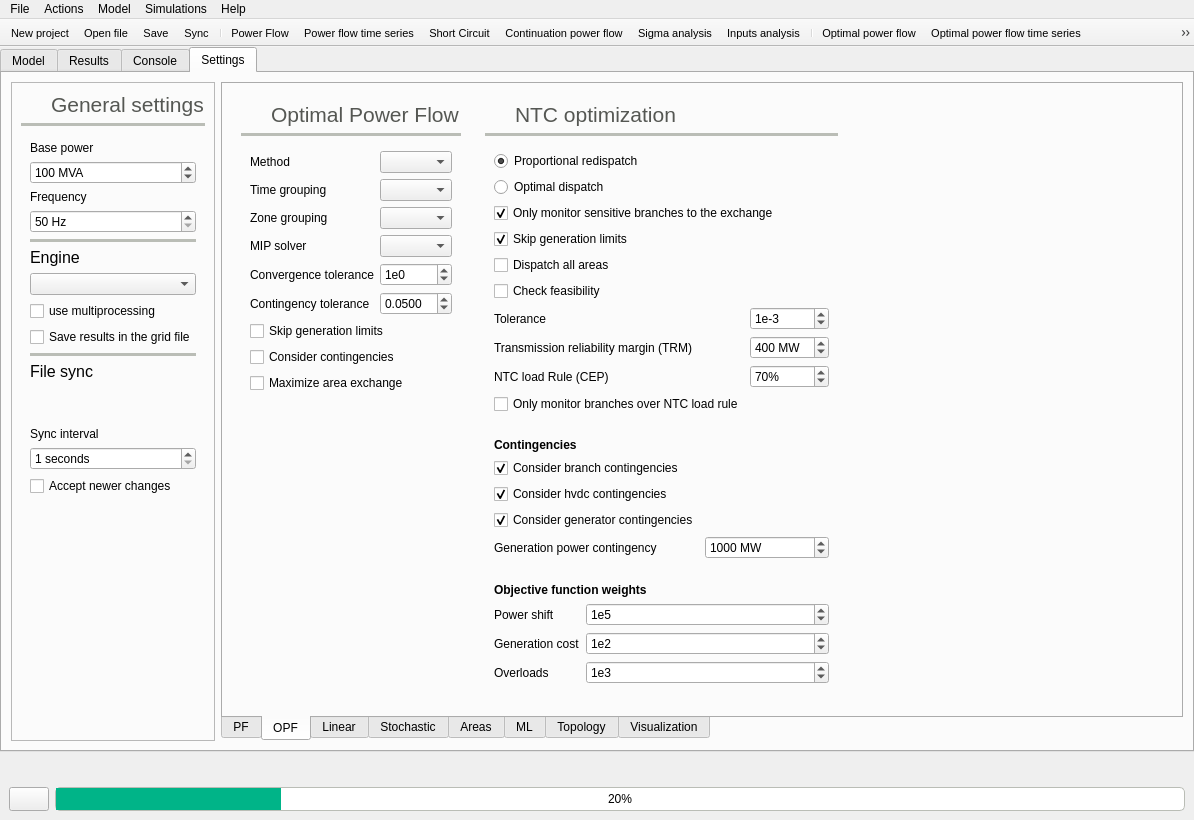
This is src/GridCal/Gui/Main/MainWindow.ui in SanPen/GridCal as Qt 5 draws it before an edit. The edited form follows.
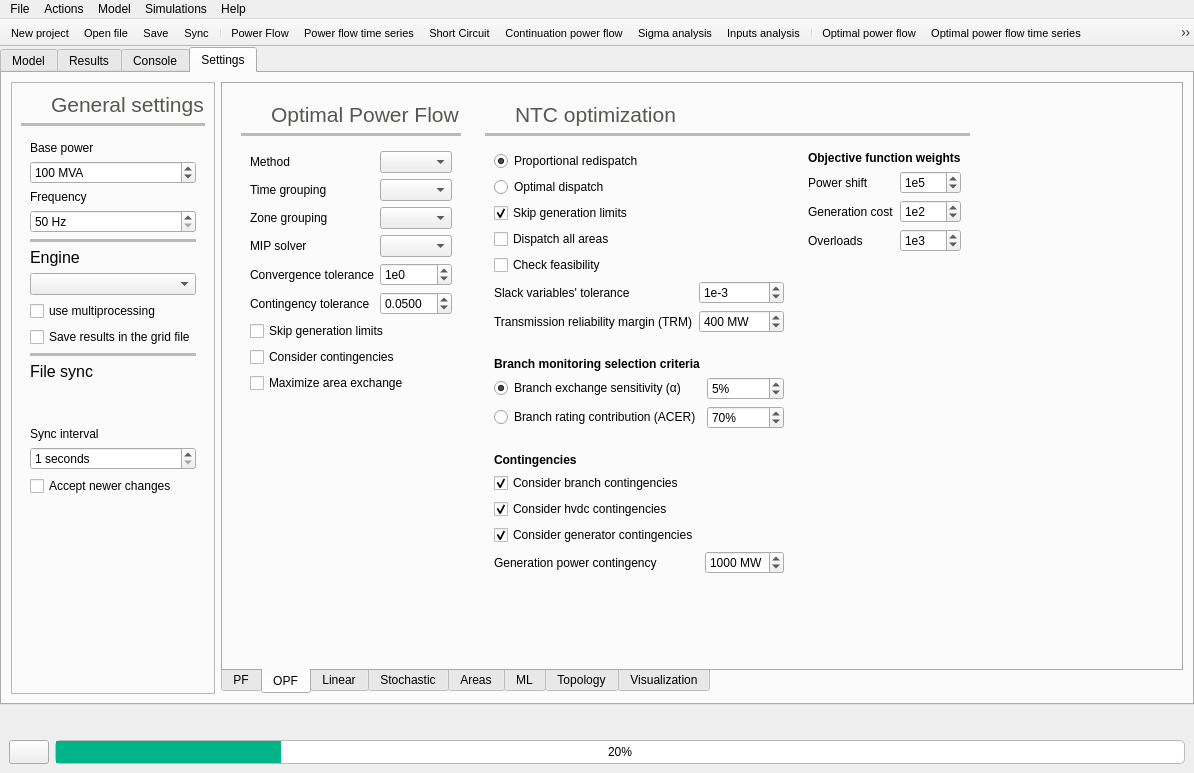
This is the edited form. The open tabs and pages were chosen to show the change. Icons and pictures are not drawn.

Commit message: Improved NTC settings layout

Patch:
```diff
--- a/src/GridCal/Gui/Main/MainWindow.ui
+++ b/src/GridCal/Gui/Main/MainWindow.ui
@@ -2944,7 +2944,7 @@
               </property>
              </spacer>
             </item>
-            <item row="0" column="2">
+            <item row="0" column="4">
              <spacer name="horizontalSpacer_10">
               <property name="orientation">
                <enum>Qt::Horizontal</enum>
@@ -3264,6 +3264,225 @@
                <enum>QFrame::Raised</enum>
               </property>
               <layout class="QGridLayout" name="gridLayout_15">
+               <item row="8" column="1">
+                <spacer name="verticalSpacer_17">
+                 <property name="orientation">
+                  <enum>Qt::Vertical</enum>
+                 </property>
+                 <property name="sizeHint" stdset="0">
+                  <size>
+                   <width>20</width>
+                   <height>365</height>
+                  </size>
+                 </property>
+                </spacer>
+               </item>
+               <item row="2" column="0" rowspan="2" colspan="3">
+                <widget class="QFrame" name="frame_67">
+                 <property name="frameShape">
+                  <enum>QFrame::NoFrame</enum>
+                 </property>
+                 <property name="frameShadow">
+                  <enum>QFrame::Raised</enum>
+                 </property>
+                 <layout class="QGridLayout" name="gridLayout_24">
+                  <item row="5" column="1">
+                   <widget class="QSpinBox" name="ntcOpfTolSpinBox">
+                    <property name="toolTip">
+                     <string>This value determines if the convergence is reached</string>
+                    </property>
+                    <property name="suffix">
+                     <string/>
+                    </property>
+                    <property name="prefix">
+                     <string>1e</string>
+                    </property>
+                    <property name="minimum">
+                     <number>-99</number>
+                    </property>
+                    <property name="value">
+                     <number>-3</number>
+                    </property>
+                   </widget>
+                  </item>
+                  <item row="6" column="1">
+                   <widget class="QSpinBox" name="trmSpinBox">
+                    <property name="suffix">
+                     <string> MW</string>
+                    </property>
+                    <property name="maximum">
+                     <number>1500</number>
+                    </property>
+                    <property name="singleStep">
+                     <number>10</number>
+                    </property>
+                    <property name="value">
+                     <number>400</number>
+                    </property>
+                    <property name="displayIntegerBase">
+                     <number>10</number>
+                    </property>
+                   </widget>
+                  </item>
+                  <item row="6" column="0">
+                   <widget class="QLabel" name="label_23">
+                    <property name="toolTip">
+                     <string>Transmission reliability margin (TRM)</string>
+                    </property>
+                    <property name="text">
+                     <string>Transmission reliability margin (TRM)</string>
+                    </property>
+                   </widget>
+                  </item>
+                  <item row="4" column="0">
+                   <widget class="QCheckBox" name="ntcFeasibilityCheckCheckBox">
+                    <property name="text">
+                     <string>Check feasibility</string>
+                    </property>
+                    <property name="checked">
+                     <bool>false</bool>
+                    </property>
+                   </widget>
+                  </item>
+                  <item row="2" column="0" colspan="2">
+                   <widget class="QCheckBox" name="skipNtcGenerationLimitsCheckBox">
+                    <property name="toolTip">
+                     <string>If activated, the generation limits are not considered</string>
+                    </property>
+                    <property name="text">
+                     <string>Skip generation limits</string>
+                    </property>
+                    <property name="checked">
+                     <bool>true</bool>
+                    </property>
+                   </widget>
+                  </item>
+                  <item row="3" column="0">
+                   <widget class="QCheckBox" name="ntcDispatchAllAreasCheckBox">
+                    <property name="text">
+                     <string>Dispatch all areas</string>
+                    </property>
+                   </widget>
+                  </item>
+                  <item row="5" column="0">
+                   <widget class="QLabel" name="label_101">
+                    <property name="toolTip">
+                     <string>&lt;html&gt;&lt;head/&gt;&lt;body&gt;&lt;p&gt;This tolerance determines the maximum value of a slack variable that produces an error&lt;/p&gt;&lt;/body&gt;&lt;/html&gt;</string>
+                    </property>
+                    <property name="text">
+                     <string>Slack variables' tolerance</string>
+                    </property>
+                   </widget>
+                  </item>
+                  <item row="0" column="0" colspan="2">
+                   <widget class="QRadioButton" name="proportionalRedispatchRadioButton">
+                    <property name="toolTip">
+                     <string>The generation is modified as a linear combination of it's current dispatch</string>
+                    </property>
+                    <property name="text">
+                     <string>Proportional redispatch</string>
+                    </property>
+                    <property name="checked">
+                     <bool>true</bool>
+                    </property>
+                   </widget>
+                  </item>
+                  <item row="1" column="0" colspan="2">
+                   <widget class="QRadioButton" name="optimalRedispatchRadioButton">
+                    <property name="toolTip">
+                     <string>The generation is modified so that the transference is maximal.</string>
+                    </property>
+                    <property name="text">
+                     <string>Optimal dispatch</string>
+                    </property>
+                    <property name="checked">
+                     <bool>false</bool>
+                    </property>
+                   </widget>
+                  </item>
+                 </layout>
+                </widget>
+               </item>
+               <item row="4" column="0" colspan="3">
+                <widget class="QFrame" name="frame_51">
+                 <property name="frameShape">
+                  <enum>QFrame::NoFrame</enum>
+                 </property>
+                 <property name="frameShadow">
+                  <enum>QFrame::Raised</enum>
+                 </property>
+                 <layout class="QGridLayout" name="gridLayout_25">
+                  <item row="0" column="0">
+                   <widget class="QLabel" name="label_64">
+                    <property name="font">
+                     <font>
+                      <weight>75</weight>
+                      <bold>true</bold>
+                     </font>
+                    </property>
+                    <property name="toolTip">
+                     <string>Determine the branches that enter the optimization</string>
+                    </property>
+                    <property name="text">
+                     <string>Branch monitoring selection criteria</string>
+                    </property>
+                   </widget>
+                  </item>
+                  <item row="1" column="0">
+                   <widget class="QRadioButton" name="ntcSelectBasedOnExchangeSensitivityRadioButton">
+                    <property name="toolTip">
+                     <string>&lt;html&gt;&lt;head/&gt;&lt;body&gt;&lt;p&gt;A branch is monitored solely based on its contribution to the inter-area excahge sensitivity. Therefore a branch is selected if it's alpha value is greater than the set alpha %&lt;/p&gt;&lt;/body&gt;&lt;/html&gt;</string>
+                    </property>
+                    <property name="text">
+                     <string>Branch exchange sensitivity (α)</string>
+                    </property>
+                    <property name="checked">
+                     <bool>true</bool>
+                    </property>
+                   </widget>
+                  </item>
+                  <item row="1" column="1">
+                   <widget class="QSpinBox" name="ntcAlphaSpinBox">
+                    <property name="toolTip">
+                     <string>Minimum exchange contribution (Alpha)</string>
+                    </property>
+                    <property name="suffix">
+                     <string>%</string>
+                    </property>
+                    <property name="maximum">
+                     <number>100</number>
+                    </property>
+                    <property name="value">
+                     <number>5</number>
+                    </property>
+                   </widget>
+                  </item>
+                  <item row="2" column="0">
+                   <widget class="QRadioButton" name="ntcSelectBasedOnAcerCriteriaRadioButton">
+                    <property name="toolTip">
+                     <string>&lt;html&gt;&lt;head/&gt;&lt;body&gt;&lt;p&gt;This criteria springs from the ACER (Agency for the Cooperation for Energy Regulators).&lt;/p&gt;&lt;p&gt;It determines that a branch is only relevant to be considered in a NTC calculation if the flow due to the exchange is over a percentage (70%) &lt;/p&gt;&lt;p&gt;&lt;br/&gt;&lt;/p&gt;&lt;p&gt;A branch is monitored only if:&lt;/p&gt;&lt;p&gt;(branch_rate * 70%) / branch_alpha &amp;lt;= total exchange rating&lt;/p&gt;&lt;/body&gt;&lt;/html&gt;</string>
+                    </property>
+                    <property name="text">
+                     <string>Branch rating contribution (ACER)</string>
+                    </property>
+                   </widget>
+                  </item>
+                  <item row="2" column="1">
+                   <widget class="QSpinBox" name="ntcLoadRuleSpinBox">
+                    <property name="suffix">
+                     <string>%</string>
+                    </property>
+                    <property name="maximum">
+                     <number>100</number>
+                    </property>
+                    <property name="value">
+                     <number>70</number>
+                    </property>
+                   </widget>
+                  </item>
+                 </layout>
+                </widget>
+               </item>
                <item row="0" column="0">
                 <widget class="QLabel" name="label_97">
                  <property name="minimumSize">
@@ -3289,114 +3508,56 @@
                  </property>
                 </widget>
                </item>
-               <item row="7" column="1">
-                <spacer name="verticalSpacer_17">
-                 <property name="orientation">
-                  <enum>Qt::Vertical</enum>
+               <item row="0" column="1" colspan="2">
+                <widget class="QLabel" name="label_96">
+                 <property name="palette">
+                  <palette>
+                   <active>
+                    <colorrole role="WindowText">
+                     <brush brushstyle="SolidPattern">
+                      <color alpha="255">
+                       <red>85</red>
+                       <green>87</green>
+                       <blue>83</blue>
+                      </color>
+                     </brush>
+                    </colorrole>
+                   </active>
+                   <inactive>
+                    <colorrole role="WindowText">
+                     <brush brushstyle="SolidPattern">
+                      <color alpha="255">
+                       <red>85</red>
+                       <green>87</green>
+                       <blue>83</blue>
+                      </color>
+                     </brush>
+                    </colorrole>
+                   </inactive>
+                   <disabled>
+                    <colorrole role="WindowText">
+                     <brush brushstyle="SolidPattern">
+                      <color alpha="255">
+                       <red>190</red>
+                       <green>190</green>
+                       <blue>190</blue>
+                      </color>
+                     </brush>
+                    </colorrole>
+                   </disabled>
+                  </palette>
                  </property>
-                 <property name="sizeHint" stdset="0">
-                  <size>
-                   <width>20</width>
-                   <height>365</height>
-                  </size>
+                 <property name="font">
+                  <font>
+                   <pointsize>16</pointsize>
+                  </font>
                  </property>
-                </spacer>
-               </item>
-               <item row="7" column="0" colspan="3">
-                <widget class="QFrame" name="frame_68">
-                 <property name="frameShape">
-                  <enum>QFrame::NoFrame</enum>
+                 <property name="text">
+                  <string>NTC optimization</string>
                  </property>
-                 <property name="frameShadow">
-                  <enum>QFrame::Raised</enum>
-                 </property>
-                 <layout class="QFormLayout" name="formLayout">
-                  <item row="0" column="0" colspan="2">
-                   <widget class="QLabel" name="label_102">
-                    <property name="font">
-                     <font>
-                      <weight>75</weight>
-                      <bold>true</bold>
-                     </font>
-                    </property>
-                    <property name="text">
-                     <string>Objective function weights</string>
-                    </property>
-                   </widget>
-                  </item>
-                  <item row="1" column="0">
-                   <widget class="QLabel" name="label_26">
-                    <property name="text">
-                     <string>Power shift</string>
-                    </property>
-                   </widget>
-                  </item>
-                  <item row="1" column="1">
-                   <widget class="QSpinBox" name="weightPowerShiftSpinBox">
-                    <property name="suffix">
-                     <string/>
-                    </property>
-                    <property name="prefix">
-                     <string>1e</string>
-                    </property>
-                    <property name="minimum">
-                     <number>-99</number>
-                    </property>
-                    <property name="value">
-                     <number>5</number>
-                    </property>
-                   </widget>
-                  </item>
-                  <item row="2" column="0">
-                   <widget class="QLabel" name="label_40">
-                    <property name="text">
-                     <string>Generation cost</string>
-                    </property>
-                   </widget>
-                  </item>
-                  <item row="2" column="1">
-                   <widget class="QSpinBox" name="weightGenCostSpinBox">
-                    <property name="suffix">
-                     <string/>
-                    </property>
-                    <property name="prefix">
-                     <string>1e</string>
-                    </property>
-                    <property name="minimum">
-                     <number>-99</number>
-                    </property>
-                    <property name="value">
-                     <number>2</number>
-                    </property>
-                   </widget>
-                  </item>
-                  <item row="3" column="0">
-                   <widget class="QLabel" name="label_98">
-                    <property name="text">
-                     <string>Overloads</string>
-                    </property>
-                   </widget>
-                  </item>
-                  <item row="3" column="1">
-                   <widget class="QSpinBox" name="weightsOverloadsSpinBox">
-                    <property name="suffix">
-                     <string/>
-                    </property>
-                    <property name="prefix">
-                     <string>1e</string>
-                    </property>
-                    <property name="minimum">
-                     <number>-99</number>
-                    </property>
-                    <property name="value">
-                     <number>3</number>
-                    </property>
-                   </widget>
-                  </item>
-                 </layout>
                 </widget>
                </item>
-               <item row="4" column="0" rowspan="2" colspan="3">
+               <item row="5" column="0" rowspan="2" colspan="3">
                 <widget class="QFrame" name="frame_4">
                  <property name="frameShape">
                   <enum>QFrame::NoFrame</enum>
@@ -3486,7 +3647,101 @@
                  </layout>
                 </widget>
                </item>
-               <item row="1" column="0" colspan="3">
+               <item row="2" column="3">
+                <widget class="QFrame" name="frame_68">
+                 <property name="frameShape">
+                  <enum>QFrame::NoFrame</enum>
+                 </property>
+                 <property name="frameShadow">
+                  <enum>QFrame::Raised</enum>
+                 </property>
+                 <layout class="QFormLayout" name="formLayout">
+                  <item row="0" column="0" colspan="2">
+                   <widget class="QLabel" name="label_102">
+                    <property name="font">
+                     <font>
+                      <weight>75</weight>
+                      <bold>true</bold>
+                     </font>
+                    </property>
+                    <property name="text">
+                     <string>Objective function weights</string>
+                    </property>
+                   </widget>
+                  </item>
+                  <item row="1" column="0">
+                   <widget class="QLabel" name="label_26">
+                    <property name="text">
+                     <string>Power shift</string>
+                    </property>
+                   </widget>
+                  </item>
+                  <item row="1" column="1">
+                   <widget class="QSpinBox" name="weightPowerShiftSpinBox">
+                    <property name="suffix">
+                     <string/>
+                    </property>
+                    <property name="prefix">
+                     <string>1e</string>
+                    </property>
+                    <property name="minimum">
+                     <number>-99</number>
+                    </property>
+                    <property name="value">
+                     <number>5</number>
+                    </property>
+                   </widget>
+                  </item>
+                  <item row="2" column="0">
+                   <widget class="QLabel" name="label_40">
+                    <property name="text">
+                     <string>Generation cost</string>
+                    </property>
+                   </widget>
+                  </item>
+                  <item row="2" column="1">
+                   <widget class="QSpinBox" name="weightGenCostSpinBox">
+                    <property name="suffix">
+                     <string/>
+                    </property>
+                    <property name="prefix">
+                     <string>1e</string>
+                    </property>
+                    <property name="minimum">
+                     <number>-99</number>
+                    </property>
+                    <property name="value">
+                     <number>2</number>
+                    </property>
+                   </widget>
+                  </item>
+                  <item row="3" column="0">
+                   <widget class="QLabel" name="label_98">
+                    <property name="text">
+                     <string>Overloads</string>
+                    </property>
+                   </widget>
+                  </item>
+                  <item row="3" column="1">
+                   <widget class="QSpinBox" name="weightsOverloadsSpinBox">
+                    <property name="suffix">
+                     <string/>
+                    </property>
+                    <property name="prefix">
+                     <string>1e</string>
+                    </property>
+                    <property name="minimum">
+                     <number>-99</number>
+                    </property>
+                    <property name="value">
+                     <number>3</number>
+                    </property>
+                   </widget>
+                  </item>
+                 </layout>
+                </widget>
+               </item>
+               <item row="1" column="0" colspan="4">
                 <widget class="Line" name="line_27">
                  <property name="palette">
                   <palette>
@@ -3536,215 +3791,6 @@
                  </property>
                 </widget>
                </item>
-               <item row="0" column="1" colspan="2">
-                <widget class="QLabel" name="label_96">
-                 <property name="palette">
-                  <palette>
-                   <active>
-                    <colorrole role="WindowText">
-                     <brush brushstyle="SolidPattern">
-                      <color alpha="255">
-                       <red>85</red>
-                       <green>87</green>
-                       <blue>83</blue>
-                      </color>
-                     </brush>
-                    </colorrole>
-                   </active>
-                   <inactive>
-                    <colorrole role="WindowText">
-                     <brush brushstyle="SolidPattern">
-                      <color alpha="255">
-                       <red>85</red>
-                       <green>87</green>
-                       <blue>83</blue>
-                      </color>
-                     </brush>
-                    </colorrole>
-                   </inactive>
-                   <disabled>
-                    <colorrole role="WindowText">
-                     <brush brushstyle="SolidPattern">
-                      <color alpha="255">
-                       <red>190</red>
-                       <green>190</green>
-                       <blue>190</blue>
-                      </color>
-                     </brush>
-                    </colorrole>
-                   </disabled>
-                  </palette>
-                 </property>
-                 <property name="font">
-                  <font>
-                   <pointsize>16</pointsize>
-                  </font>
-                 </property>
-                 <property name="text">
-                  <string>NTC optimization</string>
-                 </property>
-                </widget>
-               </item>
-               <item row="2" column="0" rowspan="2" colspan="3">
-                <widget class="QFrame" name="frame_67">
-                 <property name="frameShape">
-                  <enum>QFrame::NoFrame</enum>
-                 </property>
-                 <property name="frameShadow">
-                  <enum>QFrame::Raised</enum>
-                 </property>
-                 <layout class="QGridLayout" name="gridLayout_24">
-                  <item row="5" column="0">
-                   <widget class="QCheckBox" name="ntcFeasibilityCheckCheckBox">
-                    <property name="text">
-                     <string>Check feasibility</string>
-                    </property>
-                    <property name="checked">
-                     <bool>false</bool>
-                    </property>
-                   </widget>
-                  </item>
-                  <item row="8" column="1">
-                   <widget class="QSpinBox" name="ntcLoadRuleSpinBox">
-                    <property name="suffix">
-                     <string>%</string>
-                    </property>
-                    <property name="maximum">
-                     <number>100</number>
-                    </property>
-                    <property name="value">
-                     <number>70</number>
-                    </property>
-                   </widget>
-                  </item>
-                  <item row="2" column="0" colspan="2">
-                   <widget class="QCheckBox" name="monitorOnlySensitiveBranchesCheckBox">
-                    <property name="toolTip">
-                     <string>&lt;html&gt;&lt;head/&gt;&lt;body&gt;&lt;p&gt;Overrides the monitor loading property of the branches.Then, only the branches whose sensitivity is greater than the threshold are monitored. Use the transfer sensitivity threshold value of the linear method.&lt;/p&gt;&lt;/body&gt;&lt;/html&gt;</string>
-                    </property>
-                    <property name="text">
-                     <string>Only monitor sensitive branches to the exchange</string>
-                    </property>
-                    <property name="checked">
-                     <bool>true</bool>
-                    </property>
-                   </widget>
-                  </item>
-                  <item row="4" column="0">
-                   <widget class="QCheckBox" name="ntcDispatchAllAreasCheckBox">
-                    <property name="text">
-                     <string>Dispatch all areas</string>
-                    </property>
-                   </widget>
-                  </item>
-                  <item row="8" column="0">
-                   <widget class="QLabel" name="label_64">
-                    <property name="text">
-                     <string>NTC load Rule (CEP)</string>
-                    </property>
-                   </widget>
-                  </item>
-                  <item row="7" column="0">
-                   <widget class="QLabel" name="label_23">
-                    <property name="text">
-                     <string>Transmission reliability margin (TRM)</string>
-                    </property>
-                   </widget>
-                  </item>
-                  <item row="6" column="0">
-                   <widget class="QLabel" name="label_101">
-                    <property name="text">
-                     <string>Tolerance</string>
-                    </property>
-                   </widget>
-                  </item>
-                  <item row="1" column="0">
-                   <widget class="QRadioButton" name="optimalRedispatchRadioButton">
-                    <property name="toolTip">
-                     <string>The generation is modified so that the transference is maximal.</string>
-                    </property>
-                    <property name="text">
-                     <string>Optimal dispatch</string>
-                    </property>
-                    <property name="checked">
-                     <bool>false</bool>
-                    </property>
-                   </widget>
-                  </item>
-                  <item row="6" column="1">
-                   <widget class="QSpinBox" name="ntcOpfTolSpinBox">
-                    <property name="toolTip">
-                     <string>This value determines if the convergence is reached</string>
-                    </property>
-                    <property name="suffix">
-                     <string/>
-                    </property>
-                    <property name="prefix">
-                     <string>1e</string>
-                    </property>
-                    <property name="minimum">
-                     <number>-99</number>
-                    </property>
-                    <property name="value">
-                     <number>-3</number>
-                    </property>
-                   </widget>
-                  </item>
-                  <item row="0" column="0" colspan="2">
-                   <widget class="QRadioButton" name="proportionalRedispatchRadioButton">
-                    <property name="toolTip">
-                     <string>The generation is modified as a linear combination of it's current dispatch</string>
-                    </property>
-                    <property name="text">
-                     <string>Proportional redispatch</string>
-                    </property>
-                    <property name="checked">
-                     <bool>true</bool>
-                    </property>
-                   </widget>
-                  </item>
-                  <item row="3" column="0" colspan="2">
-                   <widget class="QCheckBox" name="skipNtcGenerationLimitsCheckBox">
-                    <property name="toolTip">
-                     <string>If activated, the generation limits are not considered</string>
-                    </property>
-                    <property name="text">
-                     <string>Skip generation limits</string>
-                    </property>
-                    <property name="checked">
-                     <bool>true</bool>
-                    </property>
-                   </widget>
-                  </item>
-                  <item row="7" column="1">
-                   <widget class="QSpinBox" name="trmSpinBox">
-                    <property name="suffix">
-                     <string> MW</string>
-                    </property>
-                    <property name="maximum">
-                     <number>1500</number>
-                    </property>
-                    <property name="singleStep">
-                     <number>10</number>
-                    </property>
-                    <property name="value">
-                     <number>400</number>
-                    </property>
-                    <property name="displayIntegerBase">
-                     <number>10</number>
-                    </property>
-                   </widget>
-                  </item>
-                  <item row="9" column="0">
-                   <widget class="QCheckBox" name="monitorOnlyNtcLoadRuleBranchesCheckBox">
-                    <property name="text">
-                     <string>Only monitor branches over NTC load rule</string>
-                    </property>
-                   </widget>
-                  </item>
-                 </layout>
-                </widget>
-               </item>
               </layout>
              </widget>
             </item>
```
The commit also changes 4 other files.
